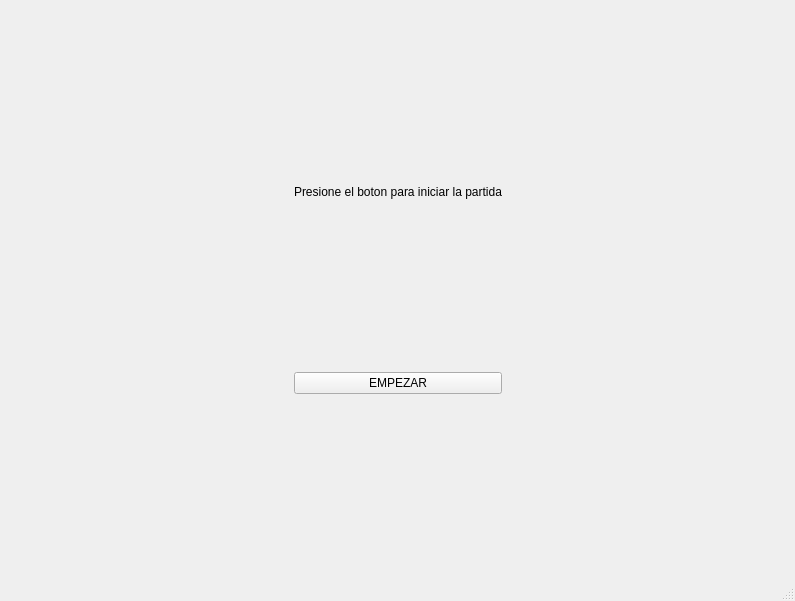
Old version of the form src/client/QT_views/views/menuwindow.ui in the repository facundotorraca/micromachines.
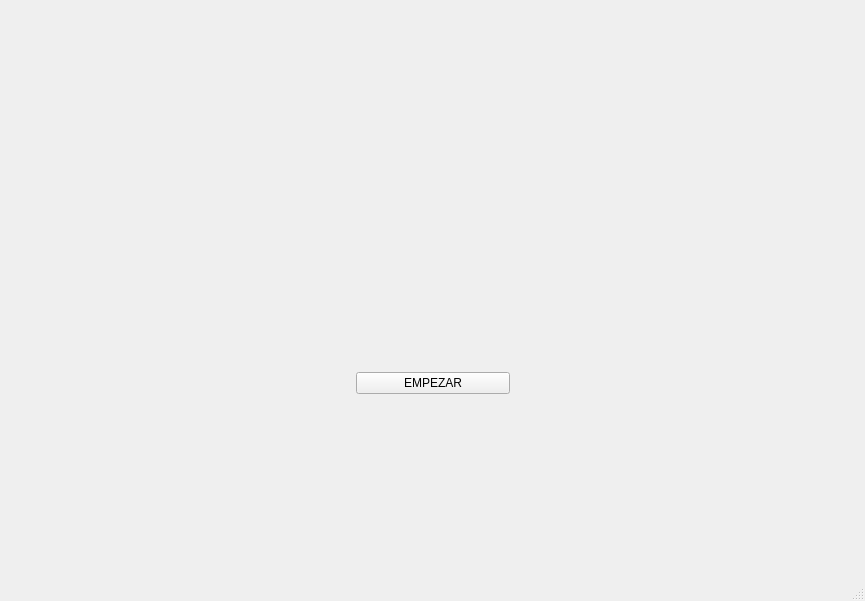
New version of the form. The open tabs and pages were chosen to show the change.

Commit message: Remove start label

Diff of the .ui file:
```diff
--- a/src/client/QT_views/views/menuwindow.ui
+++ b/src/client/QT_views/views/menuwindow.ui
@@ -6,7 +6,7 @@
    <rect>
     <x>0</x>
     <y>0</y>
-    <width>795</width>
+    <width>865</width>
     <height>601</height>
    </rect>
   </property>
@@ -517,7 +517,7 @@
            <string notr="true">font: 75 22pt &quot;Kenney Pixel&quot;;</string>
           </property>
           <property name="text">
-           <string>Presione el boton para iniciar la partida</string>
+           <string>                                              </string>
           </property>
          </widget>
         </item>
```
Left out of the diff: 4 changed lines with no effect on the pictures.
